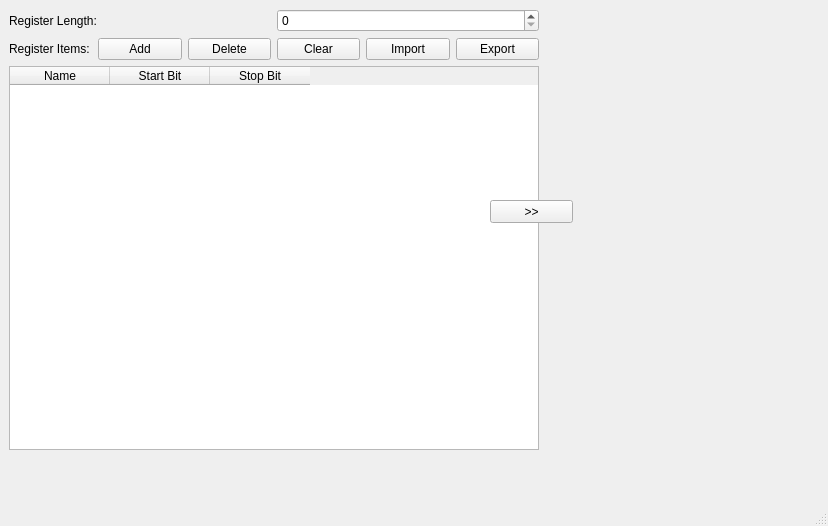
First picture: the form in mainwindow.ui, repository wh201906/RegCompiler, before the edit.
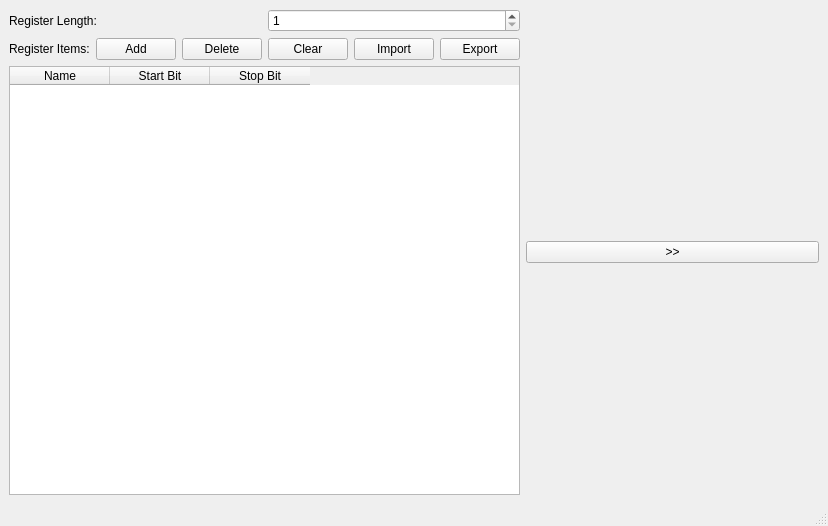
Second picture: the form after the edit.

```diff
--- a/mainwindow.ui
+++ b/mainwindow.ui
@@ -14,15 +14,8 @@
    <string>MainWindow</string>
   </property>
   <widget class="QWidget" name="centralwidget">
-   <widget class="QWidget" name="verticalLayoutWidget">
-    <property name="geometry">
-     <rect>
-      <x>9</x>
-      <y>9</y>
-      <width>530</width>
-      <height>441</height>
-     </rect>
-    </property>
+   <layout class="QHBoxLayout" name="horizontalLayout_2">
+    <item>
     <layout class="QVBoxLayout" name="verticalLayout">
      <item>
       <layout class="QHBoxLayout" name="horizontalLayout">
@@ -34,7 +27,11 @@
         </widget>
        </item>
        <item>
-        <widget class="QSpinBox" name="regLenBox"/>
+         <widget class="QSpinBox" name="regLenBox">
+          <property name="minimum">
+           <number>1</number>
+          </property>
+         </widget>
        </item>
       </layout>
      </item>
@@ -49,6 +46,12 @@
        </item>
        <item>
         <widget class="QPushButton" name="regItemAddButton">
+          <property name="minimumSize">
+           <size>
+            <width>40</width>
+            <height>0</height>
+           </size>
+          </property>
          <property name="text">
           <string>Add</string>
          </property>
@@ -56,6 +59,12 @@
        </item>
        <item>
         <widget class="QPushButton" name="regItemDeleteButton">
+          <property name="minimumSize">
+           <size>
+            <width>40</width>
+            <height>0</height>
+           </size>
+          </property>
          <property name="text">
           <string>Delete</string>
          </property>
@@ -63,6 +72,12 @@
        </item>
        <item>
         <widget class="QPushButton" name="regItemClearButton">
+          <property name="minimumSize">
+           <size>
+            <width>40</width>
+            <height>0</height>
+           </size>
+          </property>
          <property name="text">
           <string>Clear</string>
          </property>
@@ -70,6 +85,12 @@
        </item>
        <item>
         <widget class="QPushButton" name="regItemImportButton">
+          <property name="minimumSize">
+           <size>
+            <width>40</width>
+            <height>0</height>
+           </size>
+          </property>
          <property name="text">
           <string>Import</string>
          </property>
@@ -77,6 +98,12 @@
        </item>
        <item>
         <widget class="QPushButton" name="regItemExportButton">
+          <property name="minimumSize">
+           <size>
+            <width>40</width>
+            <height>0</height>
+           </size>
+          </property>
          <property name="text">
           <string>Export</string>
          </property>
@@ -86,6 +113,12 @@
      </item>
      <item>
       <widget class="QTableWidget" name="regItemTable">
+        <property name="sizePolicy">
+         <sizepolicy hsizetype="Preferred" vsizetype="Expanding">
+          <horstretch>0</horstretch>
+          <verstretch>0</verstretch>
+         </sizepolicy>
+        </property>
        <property name="selectionMode">
         <enum>QAbstractItemView::SingleSelection</enum>
        </property>
@@ -113,31 +146,18 @@
       </widget>
      </item>
     </layout>
-   </widget>
-   <widget class="QWidget" name="gridLayoutWidget">
-    <property name="geometry">
-     <rect>
-      <x>580</x>
-      <y>50</y>
-      <width>251</width>
-      <height>331</height>
-     </rect>
-    </property>
-    <layout class="QGridLayout" name="gridLayout"/>
-   </widget>
+    </item>
+    <item>
    <widget class="QPushButton" name="changeButton">
-    <property name="geometry">
-     <rect>
-      <x>490</x>
-      <y>200</y>
-      <width>83</width>
-      <height>23</height>
-     </rect>
-    </property>
     <property name="text">
      <string>&gt;&gt;</string>
     </property>
    </widget>
+    </item>
+    <item>
+     <layout class="QVBoxLayout" name="itemVLayout"/>
+    </item>
+   </layout>
   </widget>
   <widget class="QMenuBar" name="menubar">
    <property name="geometry">
```
Lines whose indentation alone changed are shown as unchanged.
